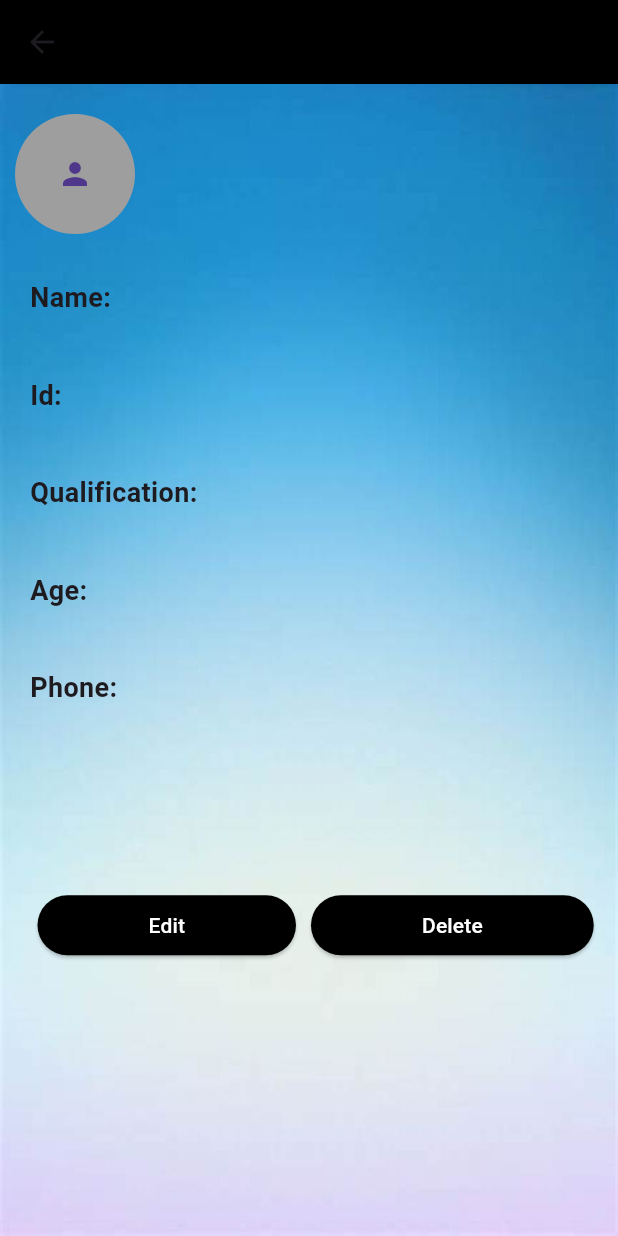
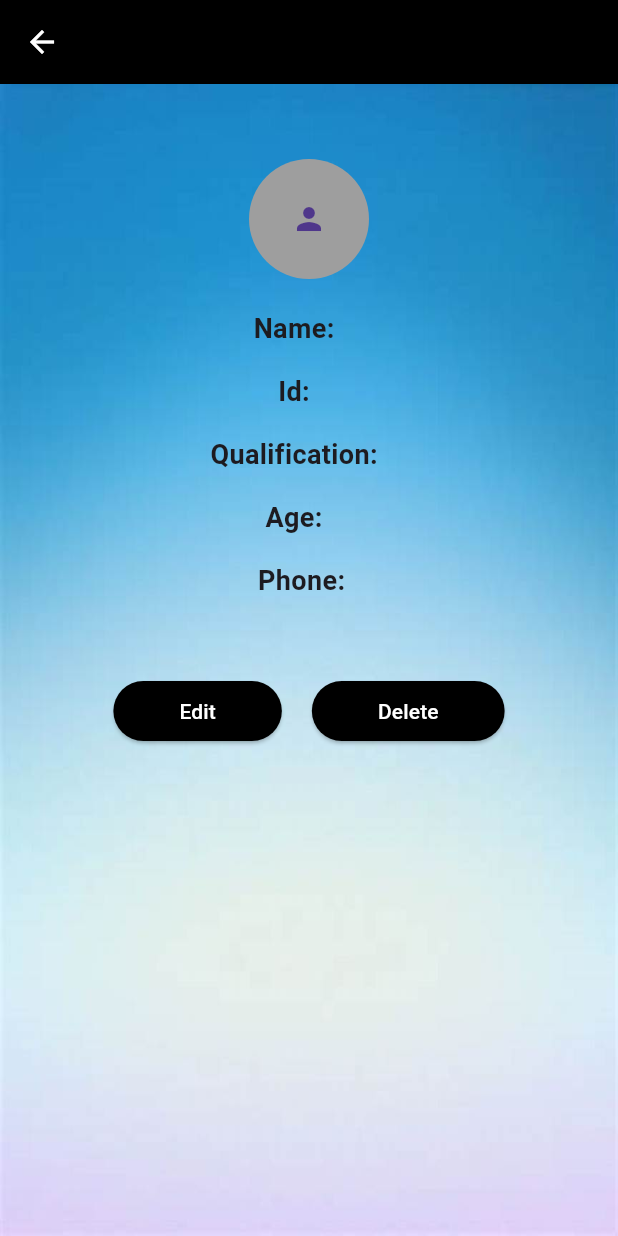
Before and after one commit to Anuja-js/studentsRegistration, a Flutter app: the UserDetails screen opened directly with empty values, on a phone screen of 412 x 824 dp. Run offline on Flutter 3.47's test engine with Material 3 defaults, Android fonts, the light colour scheme and no system bars; our stand-ins replace cloud_firestore, file_picker, firebase_auth, firebase_core, firebase_storage, shared_preferences; accounts and stored records are empty.

Commit message:
Completed Alignment issues and make it responsive

```diff
--- a/lib/customs/constants.dart
+++ b/lib/customs/constants.dart
@@ -3,5 +3,9 @@ import 'package:flutter/material.dart';
 
 const sh10=SizedBox(height: 10,);
 const sh20=SizedBox(height: 20,);
+const sh50=SizedBox(height: 50,);
+const sw20=SizedBox(width: 20,);
+const sw10=SizedBox(width: 10,);
+const sh16=SizedBox(height: 16,);
 Color black=Colors.black;
 Color white=Colors.white;
--- a/lib/customs/custom_text.dart
+++ b/lib/customs/custom_text.dart
@@ -5,7 +5,7 @@ String text;
 Color color;
   @override
   Widget build(BuildContext context) {
-    return Text(text,style: TextStyle(
+    return Text(text,overflow: TextOverflow.ellipsis,maxLines: 1,style: TextStyle(
       color: color,fontSize: 12,fontWeight: FontWeight.normal
     ),);
   }
--- a/lib/main.dart
+++ b/lib/main.dart
@@ -5,6 +5,7 @@ import 'package:flutter/material.dart';
 import 'package:studentsregistration/screens/home_screen.dart';
 import 'package:studentsregistration/screens/splash_screen.dart';
 import 'firebase_options.dart';
+// ignore: constant_identifier_names
 const save_Key = "userLoggedIn";
 void main()async{
   WidgetsFlutterBinding.ensureInitialized();
--- a/lib/screens/login_screen.dart
+++ b/lib/screens/login_screen.dart
@@ -7,7 +7,6 @@ import 'package:studentsregistration/customs/constants.dart';
 import 'package:studentsregistration/customs/custom_text.dart';
 import 'package:studentsregistration/screens/home_screen.dart';
 import 'package:studentsregistration/screens/sign_up.dart';
-import 'package:studentsregistration/services/auth_service.dart';
 
 import '../customs/logo_image.dart';
 
@@ -170,8 +169,8 @@ class _LoginScreenState extends State<LoginScreen> {
                             await FirebaseAuth.instance.setPersistence(Persistence.LOCAL);
 
                            try{
-                             var check=    await FirebaseAuth.instance.signInWithEmailAndPassword(email: emailController.text, password: passwordController.text);
-                             print(check); login = true;
+                              await FirebaseAuth.instance.signInWithEmailAndPassword(email: emailController.text, password: passwordController.text);
+                             login = true;
                              saveSharedPreference(context, login);
                              ScaffoldMessenger.of(context).showSnackBar(const SnackBar(duration: Duration(seconds: 1),
                                content: Text('User login Succesfully'),
--- a/lib/screens/splash_screen.dart
+++ b/lib/screens/splash_screen.dart
@@ -2,8 +2,6 @@
 
 import 'package:flutter/material.dart';
 import 'package:shared_preferences/shared_preferences.dart';
-
-import '../main.dart';
 import 'home_screen.dart';
 import 'login_screen.dart';
 
--- a/lib/screens/user_detail.dart
+++ b/lib/screens/user_detail.dart
@@ -1,11 +1,11 @@
 // ignore_for_file: use_build_context_synchronously
 
-import 'dart:convert';
 import 'dart:typed_data';
 import 'package:cloud_firestore/cloud_firestore.dart';
 import 'package:flutter/material.dart';
 import 'package:studentsregistration/customs/constants.dart';
 import 'package:studentsregistration/screens/edit_user_details.dart';
+import 'package:studentsregistration/screens/home_screen.dart';
 
 class UserDetails extends StatefulWidget {
   // ignore: prefer_typing_uninitialized_variables
@@ -28,7 +28,11 @@ class _UserDetailsState extends State<UserDetails> {
     return Scaffold(
       appBar: AppBar(
         title: Text(widget.documentSnapshot["studentName"],style: const TextStyle(color: Colors.white),),
-        backgroundColor: Colors.black,
+        backgroundColor: Colors.black,leading: IconButton(onPressed: (){
+          Navigator.pushReplacement(context, MaterialPageRoute(builder: (ctx){
+            return const HomePage();
+          }));
+      }, icon: const Icon(Icons.arrow_back_outlined),color: white,),
       ),
       body: Stack(
 
@@ -39,11 +43,15 @@ class _UserDetailsState extends State<UserDetails> {
               right: 0,
               bottom: 0,
               child: Image.asset("assets/images/background.jpeg",fit: BoxFit.fill,)),
+          SizedBox(
+              width: MediaQuery.of(context).size.width,
+             ),
 
-          Positioned(
-            left:  10, top: 20,
-
-            child:   widget.documentSnapshot["image"]!= ""
+          Center(
+            child: Column(
+                crossAxisAlignment: CrossAxisAlignment.center,
+                children: [
+                  sh50,widget.documentSnapshot["image"]!= ""
                       ? ClipRRect(borderRadius: BorderRadius.circular(100),
                     child: Image.network(
                       widget.documentSnapshot["image"],width: 75,height: 75,fit: BoxFit.cover,
@@ -76,73 +84,61 @@ class _UserDetailsState extends State<UserDetails> {
                     backgroundColor: Colors.grey,
                     child: Icon(Icons.person), // Placeholder icon
                   ),
-          ),
-          Positioned(
-            top: MediaQuery.of(context).size.height/7.5,
-            left: 20,
-            right: 20,
-            bottom: 20,
-            child:  Column(
-              crossAxisAlignment: CrossAxisAlignment.start,
-              children: [
                   sh20,
-                const Text(
+               Row  (
+                   mainAxisAlignment: MainAxisAlignment.center,
+                   children:[ const Text(
                     'Name:',
                     style: TextStyle(fontSize: 18, fontWeight: FontWeight.bold),
-                ),
+                  ),sw20,
                   Text(
                     widget.documentSnapshot["studentName"],
                     style: const TextStyle(fontSize: 16),
-                ),
-                const SizedBox(height: 16), const Text(
+                  ),]),
+                  sh16, Row(mainAxisAlignment: MainAxisAlignment.center,children:[const Text(
                     'Id:',
                     style: TextStyle(fontSize: 18, fontWeight: FontWeight.bold),
-                ),
-                Text(
+                  ), sw20, Text(
                     widget.documentSnapshot["studentId"],
                     style: const TextStyle(fontSize: 16),
-                ),   const SizedBox(height: 16),
+                  ), ]) , sh16,
+               Row(mainAxisAlignment: MainAxisAlignment.center,children:[
                   const Text(
                     'Qualification:',
                     style: TextStyle(fontSize: 18, fontWeight: FontWeight.bold),
-                ),
-                Text(
+                  ),sw20,Text(
                 widget.documentSnapshot["studyProgram"],
                 style: const TextStyle(fontSize: 16),
-                ),
-                const SizedBox(height: 16),
+              ),]),sh16,
+               Row ( mainAxisAlignment: MainAxisAlignment.center,children: [
+
                   const Text(
                     'Age:',
                     style: TextStyle(fontSize: 18, fontWeight: FontWeight.bold),
                   ),
+                  sw20,
                   Text(
                     widget.documentSnapshot["age"],
                     style: const TextStyle(fontSize: 16),
-                ),
-                const SizedBox(height: 16),
+                  ),]),
+                  sh16,
+                  Row(mainAxisAlignment: MainAxisAlignment.center,
+                    children: [
                       const Text(
                         'Phone:',
                         style: TextStyle(fontSize: 18, fontWeight: FontWeight.bold),
-                ),
-                Text(
+                      ), sw10,Text(
                         widget.documentSnapshot["phone"],
                         style: const TextStyle(fontSize: 16),
                       ),
-
-
                     ],
                   ),
-          ),
-          Positioned(
-            bottom: MediaQuery.of(context).size.height/4.5,
-            left: 25,
-            right: 25,
-            child:
+
+                  sh50,
                   Row(
-            mainAxisAlignment: MainAxisAlignment.spaceBetween,
+                    mainAxisAlignment: MainAxisAlignment.center,crossAxisAlignment: CrossAxisAlignment.start,
                     children: <Widget>[
                       ElevatedButton(
-
                         onPressed: () {
                           navigateToDetail(
                             documentSnapshot: widget.documentSnapshot,
@@ -154,11 +150,11 @@ class _UserDetailsState extends State<UserDetails> {
                             foregroundColor: Colors.white
                         ),
                         child: const Padding(
-                  padding: EdgeInsets.symmetric(vertical: 10, horizontal: 50),
+                          padding: EdgeInsets.symmetric(vertical: 10, horizontal: 20),
                           child: Text('Edit'),
                         ),
                       ),
-              const SizedBox(width: 10,),
+                      sw20,
                       ElevatedButton(
                         onPressed: ()
                         {
@@ -178,7 +174,6 @@ class _UserDetailsState extends State<UserDetails> {
                                     TextButton(
                                         onPressed: () async{
                                           delete(context,name: widget.documentSnapshot["studentName"]);
-                                     Navigator.of(context).pop();
                                         },
                                         child: const Text("Delete")),
                                   ],
@@ -192,12 +187,17 @@ class _UserDetailsState extends State<UserDetails> {
                             foregroundColor: Colors.white
                         ),
                         child: const Padding(
-                  padding: EdgeInsets.symmetric(vertical: 10, horizontal: 50),
+                          padding: EdgeInsets.symmetric(vertical: 10, horizontal: 20),
                           child: Text('Delete'),
                         ),
                       ),
                     ],
-          ),)
+                  ),
+                ],
+              ),
+          ),
+
+
         ],
 
       ),
@@ -216,7 +216,9 @@ class _UserDetailsState extends State<UserDetails> {
     try {
       showSnackbar(context, 'User Deleted Successfully');
        documentReference.delete();
-      Navigator.of(context).pop();
+      Navigator.pushReplacement(context, MaterialPageRoute(builder: (ctx){
+        return const HomePage();
+      }));
 
       setState(() {
       });
@@ -225,7 +227,7 @@ class _UserDetailsState extends State<UserDetails> {
     }
   }
   void navigateToDetail(String title, {required documentSnapshot}) async {
-     await Navigator.pushReplacement(
+     await Navigator.push(
       context,
       MaterialPageRoute(
         builder: (context) =>
```
Also changed, not shown: lib/screens/edit_user_details.dart (+29 -35 lines), lib/screens/home_screen.dart (+97 -72 lines). Lines whose indentation alone changed are shown as unchanged.
